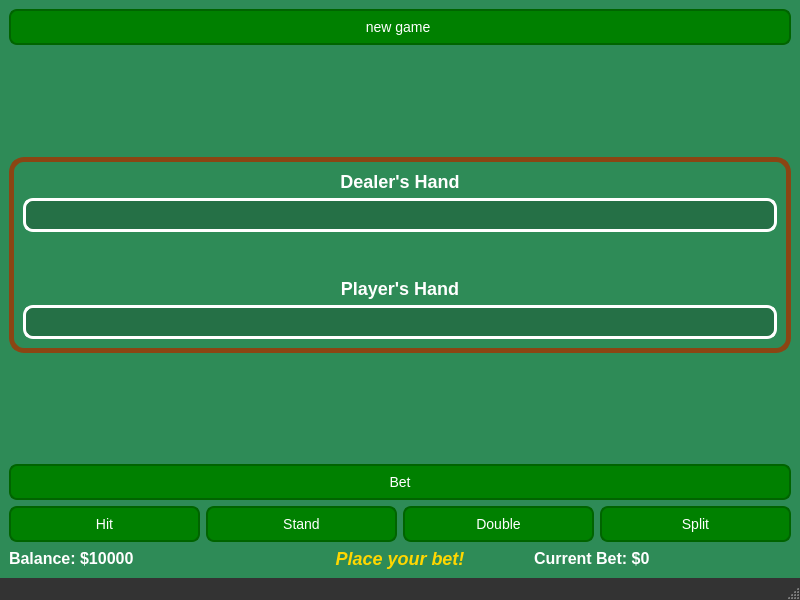
The window that mainwindow.ui (mors-templar/blackjack) describes before a commit, drawn with Qt 5.
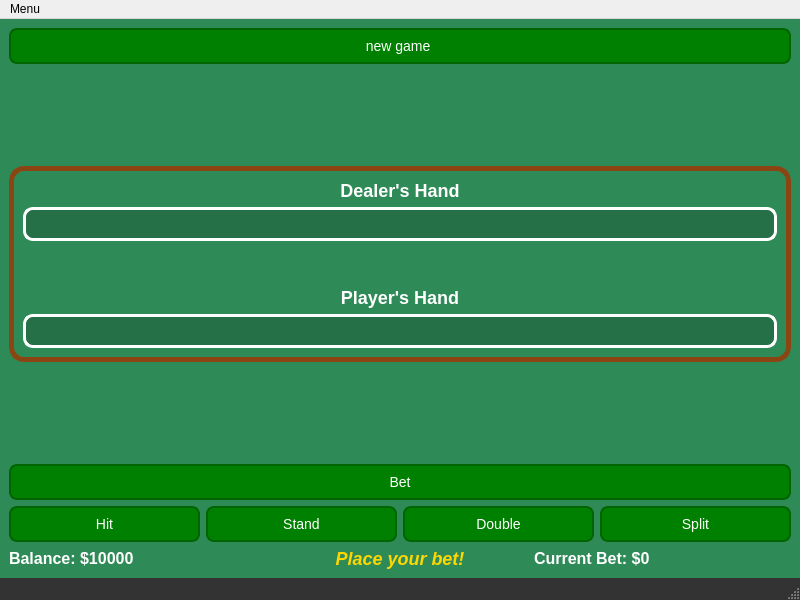
The same window after the commit.

Commit message: merged the wizard and the .ui for the game and created a template for all the code for the game

Diff of the .ui file:
```diff
--- a/mainwindow.ui
+++ b/mainwindow.ui
@@ -262,6 +262,12 @@
      <height>21</height>
     </rect>
    </property>
+   <widget class="QMenu" name="menuMenu">
+    <property name="title">
+     <string>Menu</string>
+    </property>
+   </widget>
+   <addaction name="menuMenu"/>
   </widget>
   <widget class="QStatusBar" name="statusbar"/>
  </widget>
```
The commit also changes 4 other files.
